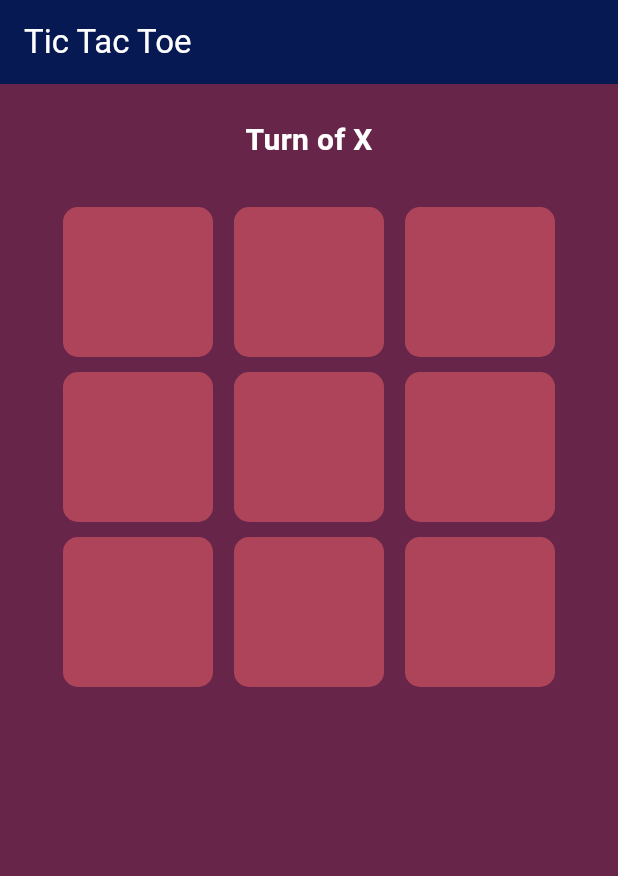
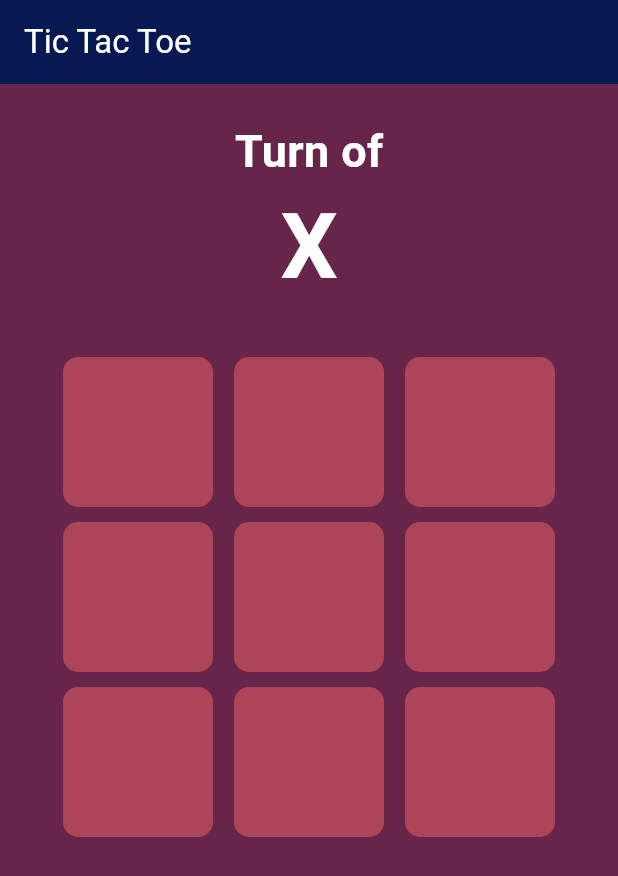
Before and after one commit to Tanujs1994/tictactieGame, a Flutter app: the screen it shows after launch, on a phone screen of 412 x 824 dp. Shown: the top 876 px of the screen. Run offline on Flutter 3.47's test engine with Material 2 defaults, Android fonts, the phone set to English and light mode, and no system bars.

Commit message:
UI decorate

```diff
--- a/lib/main.dart
+++ b/lib/main.dart
@@ -237,9 +237,14 @@ class _MyHomePageState extends State<MyHomePage> {
               Center(
                   child: Padding(
                 padding: const EdgeInsets.only(bottom: 30, top: 15),
-                child: Text(
-                  'Turn of $whosTurnNext',
-                  style: TextStyle(fontSize: 20,color: Colors.white,fontWeight: FontWeight.bold),
+                child: Column(
+                  children: [
+                    Text(
+                      'Turn of',
+                      style: TextStyle(fontSize: 30,color: Colors.white,fontWeight: FontWeight.bold),
+                    ),
+                    Text('$whosTurnNext',style: TextStyle(fontSize: 60,color: Colors.white,fontWeight: FontWeight.bold,)),
+                  ],
                 ),
               )),
               Padding(
--- a/lib/widgets/tic_tac_toe_cart.dart
+++ b/lib/widgets/tic_tac_toe_cart.dart
@@ -45,7 +45,7 @@ class TicTakToeCart extends StatelessWidget {
         ),
         Text(
           whatToShow,
-          style: TextStyle(fontSize: 25, fontWeight: FontWeight.bold),
+          style: TextStyle(fontSize: 40, fontWeight: FontWeight.bold,color: Colors.white),
         ),
       ],
     );
```
